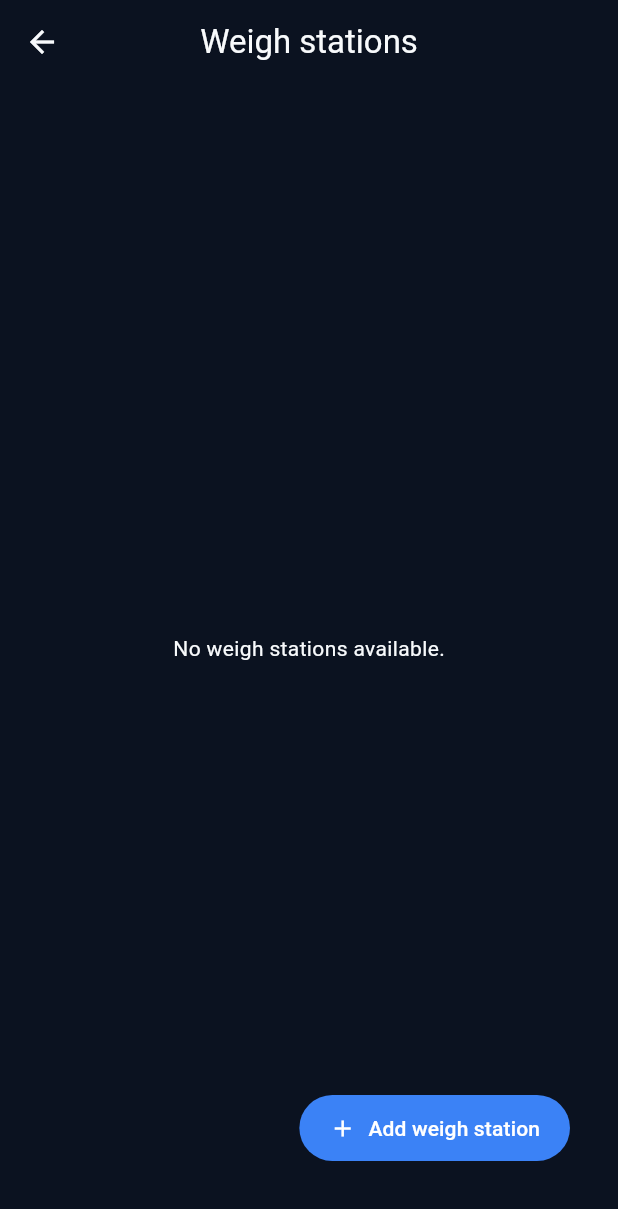
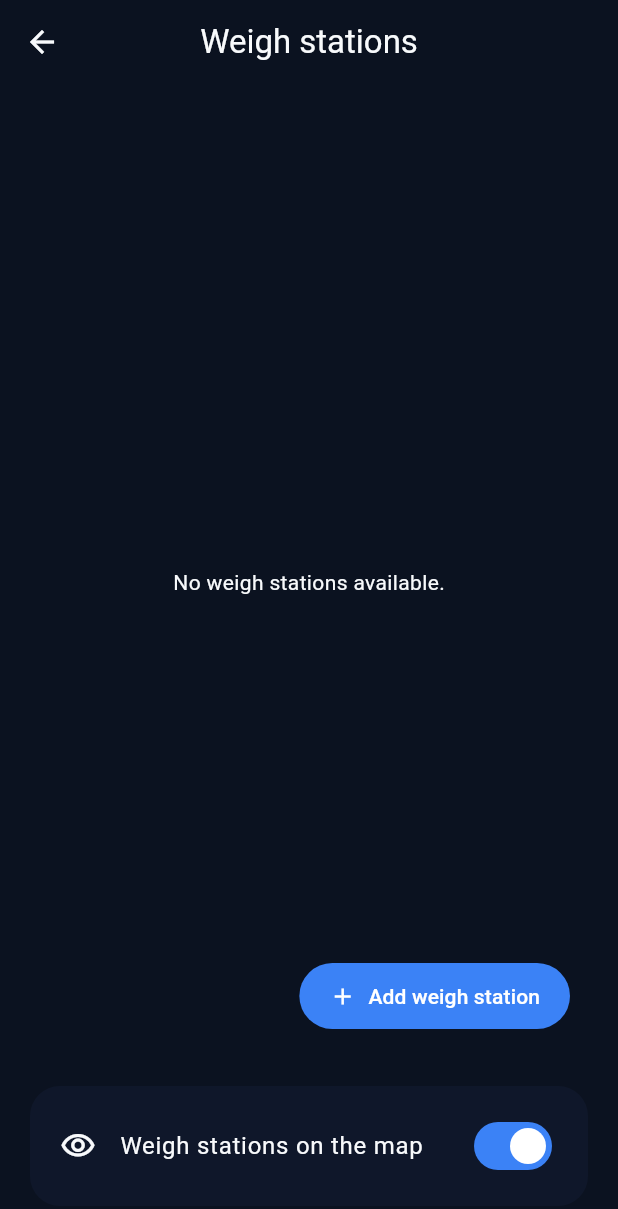
Before and after one commit to kaloqnnajdenov/toll_cam_finder, a Flutter app: the WeighStationsPage screen opened by its route, on a phone screen of 412 x 824 dp. Shown: the top 1209 px of the screen. Run offline on Flutter 3.47's test engine with Material 3 defaults, Android fonts, the phone set to English and light mode, and no system bars; our stand-ins replace audioplayers, connectivity_plus, csv, flutter_map, flutter_tts, geolocator and 4 more; missing offline and left inert: rbush; accounts and stored records are empty.

Commit message:
weigh stations shown

```diff
--- a/lib/app/localization/app_localizations.dart
+++ b/lib/app/localization/app_localizations.dart
@@ -418,6 +418,7 @@ class AppLocalizations {
       'mapWeighStationsPromptEnableButton': 'Show weigh stations',
       'mapWeighStationsPromptSkipButton': 'Not now',
       'mapWeighStationsEnableButton': 'Enable weigh stations on map',
+      'weighStationsVisibilitySettingTitle': 'Weigh stations on the map',
       'backgroundConsentTitle':
           'Keep TollCam running in the background?',
       'backgroundConsentBody':
@@ -858,6 +859,7 @@ class AppLocalizations {
 'mapWeighStationsPromptEnableButton': 'Показвай кантари',
 'mapWeighStationsPromptSkipButton': 'Не сега',
 'mapWeighStationsEnableButton': 'Активирай кантари на картата',
+'weighStationsVisibilitySettingTitle': 'Кантари на картата',
 'backgroundConsentTitle': 'Да поддържаме TollCam активен във фона?',
 'backgroundConsentBody':
 'Показваме малко известие, когато затворите приложението, за да продължим да следим близките тол сегменти и кантари. Четем точната ви локация само докато предупрежденията са активни и не я споделяме, освен за картите и маршрутизацията в приложението.',
@@ -1215,6 +1217,8 @@ class AppLocalizations {
       _value('mapWeighStationsPromptSkipButton');
   String get mapWeighStationsEnableButton =>
       _value('mapWeighStationsEnableButton');
+  String get weighStationsVisibilitySettingTitle =>
+      _value('weighStationsVisibilitySettingTitle');
   String get backgroundConsentTitle =>
       _value('backgroundConsentTitle');
   String get backgroundConsentBody =>
--- a/lib/features/weigh_stations/presentation/pages/weigh_stations_page.dart
+++ b/lib/features/weigh_stations/presentation/pages/weigh_stations_page.dart
@@ -116,16 +116,33 @@ class _WeighStationsPageState extends State<WeighStationsPage> {
           minimum: const EdgeInsets.fromLTRB(16, 0, 16, 16),
           child: Consumer<WeighStationPreferencesController>(
             builder: (context, preferences, _) {
-              final bool hasPreference = preferences.hasPreference;
               final bool showWeighStations =
                   preferences.shouldShowWeighStations;
-              if (!hasPreference || showWeighStations) {
-                return const SizedBox.shrink();
-              }
-              return FilledButton.icon(
-                onPressed: () => preferences.setShowWeighStations(true),
-                icon: const Icon(Icons.visibility_outlined),
-                label: Text(localizations.mapWeighStationsEnableButton),
+              return Card(
+                shape: RoundedRectangleBorder(
+                  borderRadius: BorderRadius.circular(20),
+                ),
+                elevation: 0,
+                clipBehavior: Clip.antiAlias,
+                child: SwitchListTile.adaptive(
+                  contentPadding: const EdgeInsets.symmetric(
+                    horizontal: 20,
+                    vertical: 12,
+                  ),
+                  value: showWeighStations,
+                  onChanged: preferences.isLoaded
+                      ? (value) =>
+                          preferences.setShowWeighStations(value)
+                      : null,
+                  title: Text(
+                    localizations.weighStationsVisibilitySettingTitle,
+                  ),
+                  secondary: Icon(
+                    showWeighStations
+                        ? Icons.visibility_outlined
+                        : Icons.visibility_off_outlined,
+                  ),
+                ),
               );
             },
           ),
```
